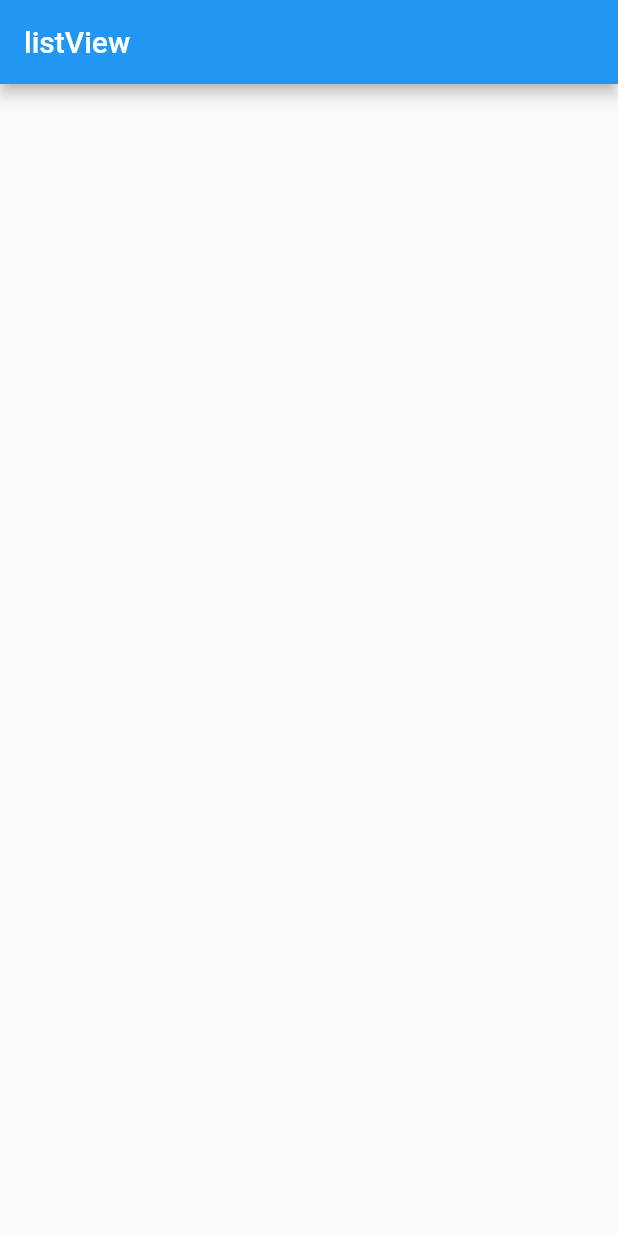
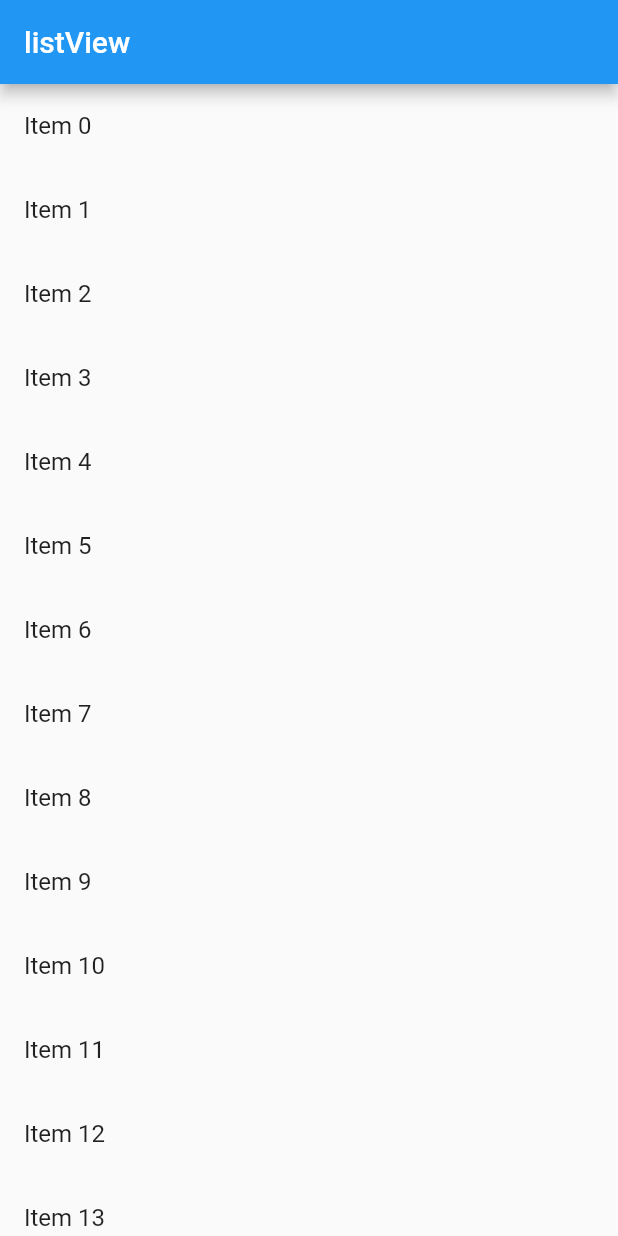
Before and after one commit to chahnez-abbes/send_data_to_a_new_screen, a Flutter app: the screen it shows after launch, on a phone screen of 412 x 824 dp. Run offline on Flutter 3.47's test engine with Material 2 defaults, Android fonts, the phone set to English and light mode, and no system bars.

Commit message:
Display the list of todos using a ListView

```diff
--- a/lib/main.dart
+++ b/lib/main.dart
@@ -36,7 +36,15 @@ class Screen extends StatelessWidget {
       appBar: AppBar(
         title: const Text('listView'),
       ),
+      body: ListView.builder(
+        itemCount: todos.length,
+        itemBuilder: (context, index) {
+          return ListTile(
+            title: Text(todos[index].title),
 
+          );
+        },
+      ),
     );
   }
 }
```
